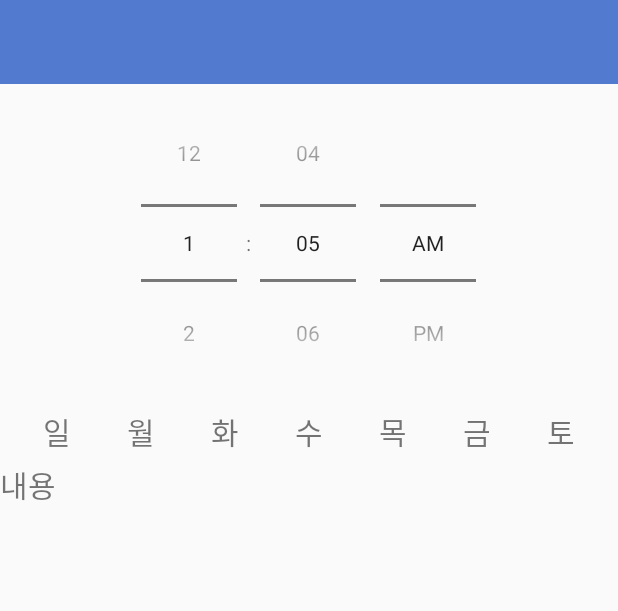
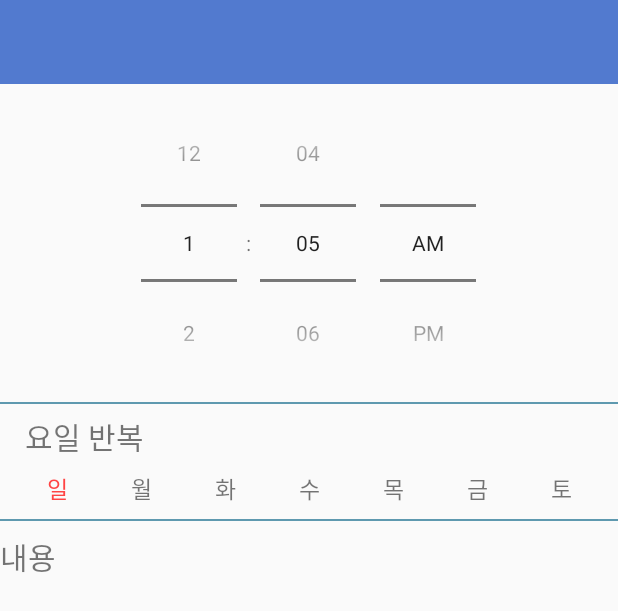
Before and after one commit to ShinSungIn/CaringForYouAndMe, an Android app: the layout activity_alarm_set.xml on its own in the app's theme, with its tools: preview values and no code run, on a phone screen of 412 x 824 dp. Shown: the top 611 px of the screen. Run offline under Robolectric (Android 15) with nearby library versions, the phone set to English and light mode, and no system bars.

Commit message:
Alarm 작업 진행중

```diff
--- a/app/src/main/res/layout/activity_alarm_set.xml
+++ b/app/src/main/res/layout/activity_alarm_set.xml
@@ -2,7 +2,7 @@
 <android.support.constraint.ConstraintLayout
         xmlns:android="http://schemas.android.com/apk/res/android"
         xmlns:app="http://schemas.android.com/apk/res-auto"
-        android:layout_width="match_parent"
+        xmlns:tools="http://schemas.android.com/tools" android:layout_width="match_parent"
         android:layout_height="match_parent">
 
     <android.support.v7.widget.Toolbar
@@ -24,8 +24,28 @@
 
     </TimePicker>
 
+    <View
+            app:layout_constraintTop_toBottomOf="@+id/timepicker"
+            android:layout_width="match_parent"
+            android:layout_height="1dp"
+            android:layout_centerInParent="true"
+            android:background="#d33e85a0"/>
+
+    <TextView
+            app:layout_constraintTop_toBottomOf="@+id/timepicker"
+            app:layout_constraintStart_toStartOf="parent"
+            app:layout_constraintEnd_toEndOf="parent"
+            app:layout_constraintHorizontal_bias="0.05"
+            android:id="@+id/label_week"
+            android:text="요일 반복"
+            android:layout_marginTop="8dp"
+            android:textAlignment="center"
+            android:textSize="20sp"
+            android:layout_width="wrap_content"
+            android:layout_height="wrap_content"/>
+
     <LinearLayout
-            app:layout_constraintTop_toBottomOf="@+id/timepicker"
+            app:layout_constraintTop_toBottomOf="@+id/label_week"
             android:id="@+id/selectWeek"
             android:orientation="horizontal"
             android:layout_width="match_parent"
@@ -35,9 +55,10 @@
                 android:layout_weight="1.0"
                 android:id="@+id/selectSun"
                 android:text="일"
+                android:textColor="@android:color/holo_red_light"
                 android:layout_gravity="center_vertical"
                 android:textAlignment="center"
-                android:textSize="20sp"
+                android:textSize="15sp"
                 android:layout_marginStart="10dp"
                 android:layout_width="wrap_content"
                 android:layout_height="wrap_content"/>
@@ -48,7 +69,7 @@
                 android:text="월"
                 android:layout_gravity="center_vertical"
                 android:textAlignment="center"
-                android:textSize="20sp"
+                android:textSize="15sp"
                 android:layout_width="wrap_content"
                 android:layout_height="wrap_content"/>
 
@@ -58,7 +79,7 @@
                 android:text="화"
                 android:layout_gravity="center_vertical"
                 android:textAlignment="center"
-                android:textSize="20sp"
+                android:textSize="15sp"
                 android:layout_width="wrap_content"
                 android:layout_height="wrap_content"/>
 
@@ -68,7 +89,7 @@
                 android:text="수"
                 android:layout_gravity="center_vertical"
                 android:textAlignment="center"
-                android:textSize="20sp"
+                android:textSize="15sp"
                 android:layout_width="wrap_content"
                 android:layout_height="wrap_content"/>
 
@@ -78,7 +99,7 @@
                 android:text="목"
                 android:layout_gravity="center_vertical"
                 android:textAlignment="center"
-                android:textSize="20sp"
+                android:textSize="15sp"
                 android:layout_width="wrap_content"
                 android:layout_height="wrap_content"/>
 
@@ -88,7 +109,7 @@
                 android:text="금"
                 android:layout_gravity="center_vertical"
                 android:textAlignment="center"
-                android:textSize="20sp"
+                android:textSize="15sp"
                 android:layout_width="wrap_content"
                 android:layout_height="wrap_content"/>
 
@@ -98,18 +119,27 @@
                 android:text="토"
                 android:layout_gravity="center_vertical"
                 android:textAlignment="center"
-                android:textSize="20sp"
+                android:textSize="15sp"
                 android:layout_marginEnd="10dp"
                 android:layout_width="wrap_content"
                 android:layout_height="wrap_content"/>
 
     </LinearLayout>
 
+    <View
+            app:layout_constraintTop_toBottomOf="@+id/selectWeek"
+            android:layout_width="match_parent"
+            android:layout_height="1dp"
+            android:layout_centerInParent="true"
+            android:background="#d33e85a0"/>
+
     <TextView
             app:layout_constraintTop_toBottomOf="@+id/selectWeek"
             android:id="@+id/alarmContent"
+            android:layout_marginTop="10dp"
             android:text="내용"
             android:textSize="20sp"
             android:layout_width="match_parent"
             android:layout_height="wrap_content"/>
+
 </android.support.constraint.ConstraintLayout>
```
Also changed, not shown: app/src/main/java/com/example/administrator/caringforyouandme/AlarmActivity.java (+13 -0 lines), app/src/main/java/com/example/administrator/caringforyouandme/activity/alarm/AlarmSetActivity.java (+7 -0 lines), app/src/main/res/layout/activity_alarm.xml (+28 -4 lines).
